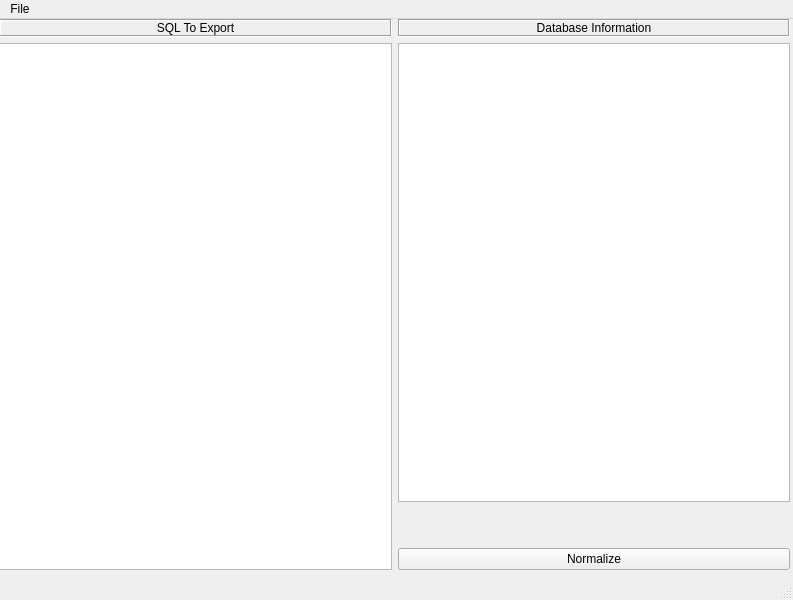
Before: the Qt Designer form ui_design.ui in jakegt1/db-normalization-project, drawn with Qt 5.
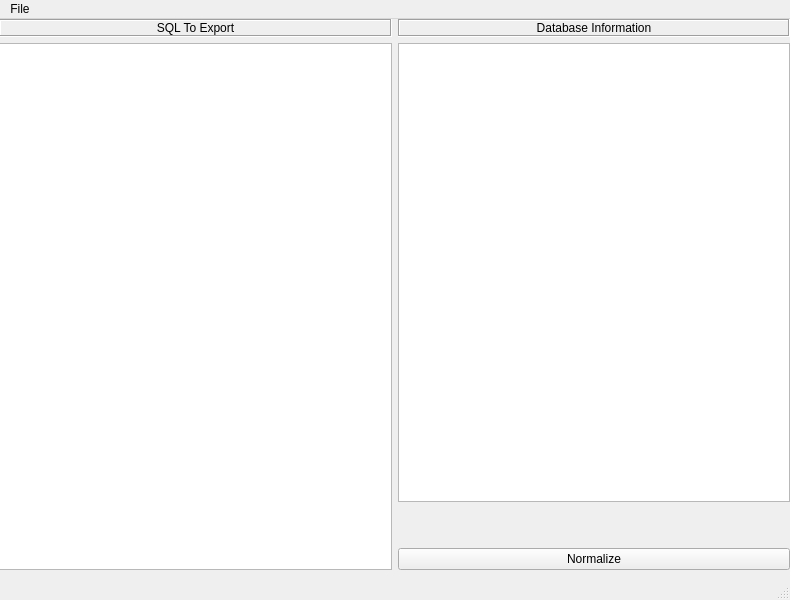
After: the same form once the commit is applied.

What changed in the file:
```diff
--- a/ui_design.ui
+++ b/ui_design.ui
@@ -6,7 +6,7 @@
    <rect>
     <x>0</x>
     <y>0</y>
-    <width>793</width>
+    <width>790</width>
     <height>600</height>
    </rect>
   </property>
@@ -123,7 +123,7 @@
     <rect>
      <x>0</x>
      <y>0</y>
-     <width>793</width>
+     <width>790</width>
      <height>25</height>
     </rect>
    </property>
```
Left out of the diff: 21 changed lines with no effect on the pictures.
